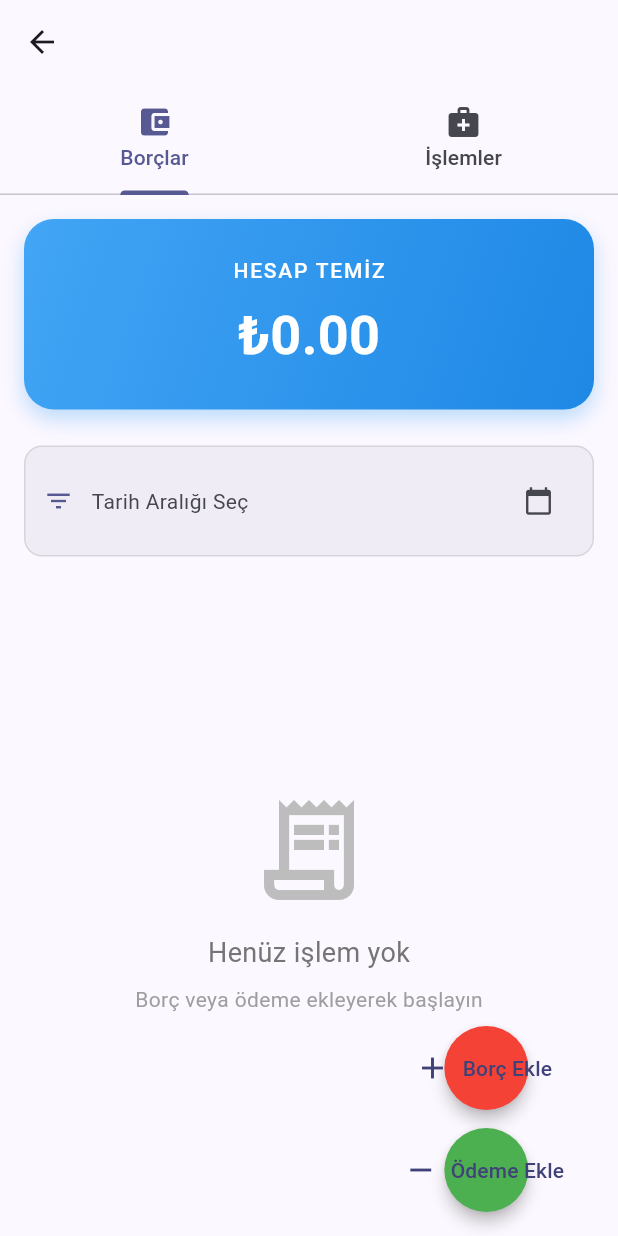
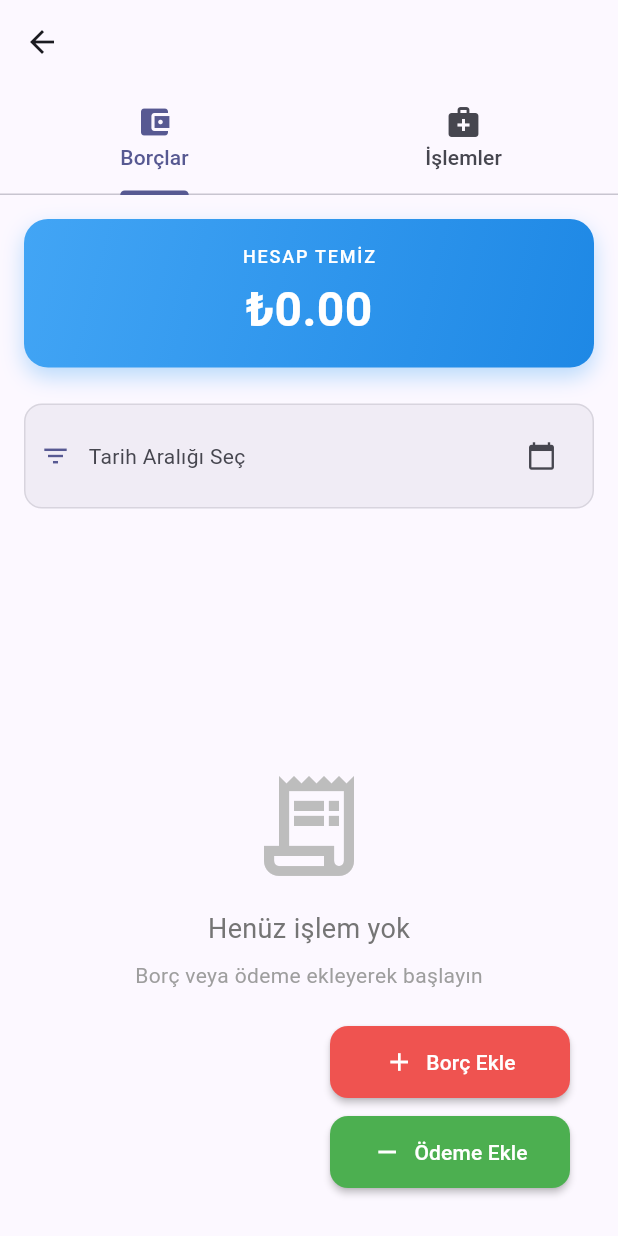
Before and after one commit to eray-cirit/NotesApp, a Flutter app: the PersonDetailScreen screen opened directly with empty values, on a phone screen of 412 x 824 dp. Run offline on Flutter 3.47's test engine with Material 3 defaults, Android fonts, the phone set to English and light mode, and no system bars; our stand-ins replace equatable, flutter_bloc, image_picker, sqflite; accounts and stored records are empty.

Commit message:
fix: Buton düzenlemeleri ve UI iyileştirmeleri\n\n- Toplam borç kartı boyutu azaltıldı (padding, font, border radius)\n- FAB butonları sağ alt köşeye hizalandı\n- Tüm butonlar aynı genişlikte (160px)\n- Buton renkleri pastel tonlara (shade400-500) softlaştırıldı\n- Date range filter padding küçültüldü (12→10)\n- Buton şekilleri yumuşak köşeli dikdörtgen (12px radius)\n- Person detail screen'deki text overflow düzeltildi

```diff
--- a/lib/screens/person_detail_screen.dart
+++ b/lib/screens/person_detail_screen.dart
@@ -94,34 +94,86 @@ class _PersonDetailScreenState extends State<PersonDetailScreen> {
                 final currentTab = tabController.index;
                 if (currentTab == 0) {
                   // Borçlar tab'ı - İki buton
-                  return Column(
-                    mainAxisAlignment: MainAxisAlignment.end,
+                  return Align(
+                    alignment: Alignment.bottomRight,
+                    child: Padding(
+                      padding: const EdgeInsets.all(16),
+                      child: Column(
+                        mainAxisSize: MainAxisSize.min,
+                        crossAxisAlignment: CrossAxisAlignment.end,
                         children: [
-                      FloatingActionButton.extended(
+                          SizedBox(
+                            width: 160,
+                            child: ElevatedButton.icon(
                               onPressed: () => _debtsKey.currentState?._addDebt(context, true),
-                        heroTag: 'debt',
-                        backgroundColor: Colors.red,
-                        icon: const Icon(Icons.add),
-                        label: const Text('Borç Ekle'),
+                              style: ElevatedButton.styleFrom(
+                                backgroundColor: Colors.red.shade400,
+                                foregroundColor: Colors.white,
+                                padding: const EdgeInsets.symmetric(vertical: 14),
+                                shape: RoundedRectangleBorder(
+                                  borderRadius: BorderRadius.circular(12),
+                                ),
+                              ),
+                              icon: const Icon(Icons.add, size: 20),
+                              label: const Text(
+                                'Borç Ekle',
+                                overflow: TextOverflow.ellipsis,
+                                maxLines: 1,
+                              ),
+                            ),
                           ),
                           const SizedBox(height: 12),
-                      FloatingActionButton.extended(
+                          SizedBox(
+                            width: 160,
+                            child: ElevatedButton.icon(
                               onPressed: () => _debtsKey.currentState?._addDebt(context, false),
-                        heroTag: 'payment',
-                        backgroundColor: Colors.green,
-                        icon: const Icon(Icons.remove),
-                        label: const Text('Ödeme Ekle'),
+                              style: ElevatedButton.styleFrom(
+                                backgroundColor: Colors.green.shade500,
+                                foregroundColor: Colors.white,
+                                padding: const EdgeInsets.symmetric(vertical: 14),
+                                shape: RoundedRectangleBorder(
+                                  borderRadius: BorderRadius.circular(12),
+                                ),
+                              ),
+                              icon: const Icon(Icons.remove, size: 20),
+                              label: const Text(
+                                'Ödeme Ekle',
+                                overflow: TextOverflow.ellipsis,
+                                maxLines: 1,
+                              ),
+                            ),
                           ),
                         ],
+                      ),
+                    ),
                   );
                 } else {
                   // İşlemler tab'ı - Tek buton
-                  return FloatingActionButton.extended(
+                  return Align(
+                    alignment: Alignment.bottomRight,
+                    child: Padding(
+                      padding: const EdgeInsets.all(16),
+                      child: SizedBox(
+                        width: 160,
+                        child: ElevatedButton.icon(
                           onPressed: () => _operationsKey.currentState?._addOperation(context),
-                    heroTag: 'operation',
-                    backgroundColor: Colors.blue,
-                    icon: const Icon(Icons.add),
-                    label: const Text('İşlem Ekle'),
+                          style: ElevatedButton.styleFrom(
+                            backgroundColor: Colors.blue.shade500,
+                            foregroundColor: Colors.white,
+                            padding: const EdgeInsets.symmetric(vertical: 14),
+                            shape: RoundedRectangleBorder(
+                              borderRadius: BorderRadius.circular(12),
+                            ),
+                          ),
+                          icon: const Icon(Icons.medical_services, size: 20),
+                          label: const Text(
+                            'İşlem Ekle',
+                            overflow: TextOverflow.ellipsis,
+                            maxLines: 1,
+                          ),
+                        ),
+                      ),
+                    ),
                   );
                 }
               },
@@ -359,7 +411,7 @@ class _DebtsTabState extends State<_DebtsTab> {
               Container(
                 width: double.infinity,
                 margin: const EdgeInsets.all(16),
-                padding: const EdgeInsets.all(24),
+                padding: const EdgeInsets.symmetric(vertical: 16, horizontal: 24),
                 decoration: BoxDecoration(
                   gradient: LinearGradient(
                     colors: isInDebt
@@ -370,7 +422,7 @@ class _DebtsTabState extends State<_DebtsTab> {
                     begin: Alignment.topLeft,
                     end: Alignment.bottomRight,
                   ),
-                  borderRadius: BorderRadius.circular(20),
+                  borderRadius: BorderRadius.circular(16),
                   boxShadow: [
                     BoxShadow(
                       color: (isInDebt ? Colors.red : totalDebt < 0 ? Colors.green : Colors.blue).withOpacity(0.3),
@@ -389,17 +441,17 @@ class _DebtsTabState extends State<_DebtsTab> {
                               : 'HESAP TEMİZ',
                       style: const TextStyle(
                         color: Colors.white,
-                        fontSize: 14,
+                        fontSize: 12,
                         fontWeight: FontWeight.w500,
                         letterSpacing: 1.2,
                       ),
                     ),
-                    const SizedBox(height: 8),
+                    const SizedBox(height: 4),
                     Text(
                       _formatCurrency(totalDebt.abs()),
                       style: const TextStyle(
                         color: Colors.white,
-                        fontSize: 36,
+                        fontSize: 32,
                         fontWeight: FontWeight.bold,
                       ),
                     ),
--- a/lib/widgets/date_range_filter.dart
+++ b/lib/widgets/date_range_filter.dart
@@ -135,7 +135,7 @@ class _DateRangeFilterState extends State<DateRangeFilter> {
     final hasFilter = _startDate != null && _endDate != null;
 
     return Container(
-      padding: const EdgeInsets.all(12),
+      padding: const EdgeInsets.all(10),
       margin: const EdgeInsets.symmetric(horizontal: 16, vertical: 8),
       decoration: BoxDecoration(
         color: Theme.of(context).colorScheme.surfaceVariant.withOpacity(0.5),
```
Lines whose indentation alone changed are shown as unchanged.
